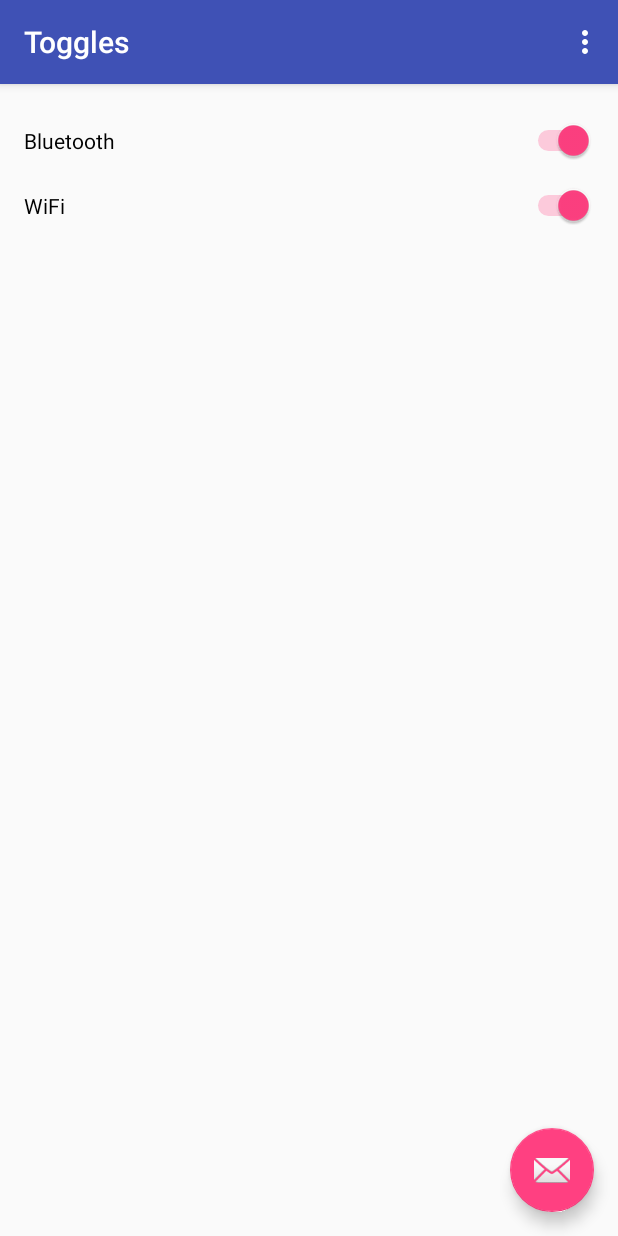
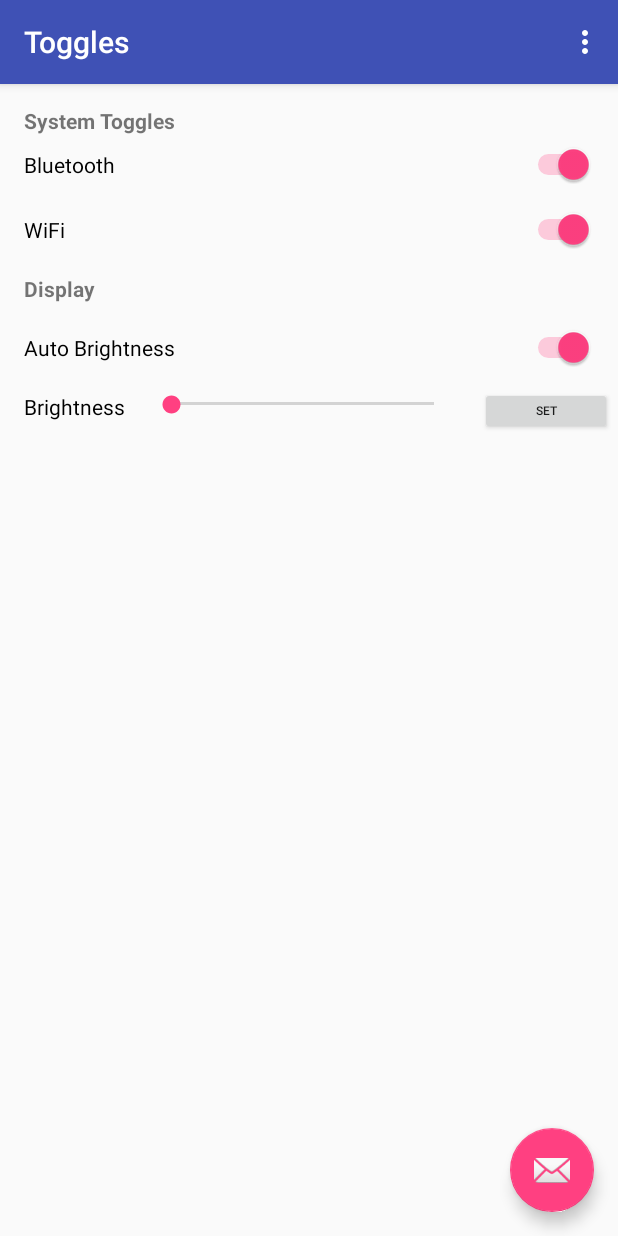
Before and after one commit to MGorelik/toggles, an Android app: the screen it shows after launch (ToggleActivity), in the options menu, after a tap on "Settings", on a phone screen of 412 x 824 dp. Run offline under Robolectric (Android 15) with nearby library versions, the phone set to English and light mode, and no system bars.

Commit message:
brightness

```diff
--- a/app/src/main/AndroidManifest.xml
+++ b/app/src/main/AndroidManifest.xml
@@ -5,6 +5,7 @@
     <uses-permission android:name="android.permission.BLUETOOTH" />
     <uses-permission android:name="android.permission.BLUETOOTH_ADMIN" />
     <uses-permission android:name="android.permission.CHANGE_WIFI_STATE" />
+    <uses-permission android:name="android.permission.WRITE_SETTINGS" />
 
     <application
         android:allowBackup="true"
--- a/app/src/main/java/com/clevernamehere/toggles/ToggleActivity.kt
+++ b/app/src/main/java/com/clevernamehere/toggles/ToggleActivity.kt
@@ -4,9 +4,12 @@ import android.Manifest
 import android.bluetooth.BluetoothAdapter
 import android.bluetooth.BluetoothManager
 import android.content.Context
+import android.content.Intent
 import android.content.pm.PackageManager
+import android.hardware.display.DisplayManager
 import android.net.wifi.WifiManager
 import android.os.Bundle
+import android.provider.Settings
 import android.support.design.widget.Snackbar
 import android.support.v4.app.ActivityCompat
 import android.support.v4.content.ContextCompat
@@ -15,12 +18,15 @@ import android.util.Log
 import android.view.Menu
 import android.view.MenuItem
 import android.view.View
+import android.widget.SeekBar
 import android.widget.Switch
 
 import kotlinx.android.synthetic.main.activity_toggle.*
 
 const val PERMISSIONS_REQUEST_BLUETOOTH = 1
 const val PERMISSIONS_REQUEST_WIFI = 2
+const val PERMISSIONS_REQUEST_SETTINGS_AUTO_BR = 3
+const val PERMISSIONS_REQUEST_SETTINGS_BR_LVL = 4
 
 class ToggleActivity : AppCompatActivity() {
 
@@ -104,11 +110,11 @@ class ToggleActivity : AppCompatActivity() {
         }
     }
 
+
     fun toggleBluetooth(view: View) {
         var bluetoothToggle = findViewById<Switch>(R.id.bluetoothToggle)
         var toggled = bluetoothToggle.isChecked()
 
-        if (toggled) {
         val permissionCheckBluetooth = ContextCompat.checkSelfPermission(this, Manifest.permission.BLUETOOTH)
         val permissionCheckAdmin = ContextCompat.checkSelfPermission(this, Manifest.permission.BLUETOOTH_ADMIN)
         // if we have permission, enable it, otherwise ask
@@ -117,30 +123,26 @@ class ToggleActivity : AppCompatActivity() {
 
             // make sure we have an adapter
             if (bluetoothAdapter != null) {
-                    bluetoothAdapter.enable()
+                if (toggled) bluetoothAdapter.enable() else bluetoothAdapter.disable()
             }
         } else {
-                Log.d("ELSE", "Hitting else, requesting perms")
             ActivityCompat.requestPermissions(this,
                     arrayOf(Manifest.permission.BLUETOOTH, Manifest.permission.BLUETOOTH_ADMIN),
                     PERMISSIONS_REQUEST_BLUETOOTH)
         }
-        }
-        return
     }
 
     fun toggleWifi(view: View) {
         var wifiToggle = findViewById<Switch>(R.id.wifiToggle)
         var toggled = wifiToggle.isChecked()
 
-        if (toggled) {
         val permissionCheck = ContextCompat.checkSelfPermission(this, Manifest.permission.CHANGE_WIFI_STATE)
 
         if (permissionCheck == PackageManager.PERMISSION_GRANTED) {
             var wifiMgr = applicationContext.getSystemService(Context.WIFI_SERVICE) as WifiManager
 
             if (wifiMgr != null) {
-                    wifiMgr.setWifiEnabled(true)
+                if (toggled) wifiMgr.setWifiEnabled(true) else wifiMgr.setWifiEnabled(false)
             }
         } else {
             ActivityCompat.requestPermissions(this,
@@ -148,5 +150,49 @@ class ToggleActivity : AppCompatActivity() {
                     PERMISSIONS_REQUEST_WIFI)
         }
     }
+
+    fun toggleAutoBrightness(view: View) {
+        var brightnessToggle = findViewById<Switch>(R.id.brightnessToggle)
+        var toggled = brightnessToggle.isChecked()
+
+        var permissionCheck = Settings.System.canWrite(applicationContext)
+
+        if (permissionCheck) {
+            // write the new value to the settings (apparently there's no manager or utility class for this)
+            Settings.System.putInt(applicationContext.contentResolver,
+                    Settings.System.SCREEN_BRIGHTNESS_MODE,
+                    if (toggled) Settings.System.SCREEN_BRIGHTNESS_MODE_AUTOMATIC else Settings.System.SCREEN_BRIGHTNESS_MODE_MANUAL)
+
+        } else {
+            intent = Intent(Settings.ACTION_MANAGE_WRITE_SETTINGS)
+            startActivityForResult(intent, PERMISSIONS_REQUEST_SETTINGS_AUTO_BR)
+
         }
     }
+
+    fun setBrightnessLevel(view: View) {
+        var brightnessLevel = findViewById<SeekBar>(R.id.brightnessSeekBar)
+        var level = brightnessLevel.progress
+
+        var permissionCheck = Settings.System.canWrite(applicationContext)
+
+        if (permissionCheck) {
+            // write the new value to the settings (apparently there's no manager or utility class for this)
+
+            // turn off auto
+            Settings.System.putInt(applicationContext.contentResolver,
+                    Settings.System.SCREEN_BRIGHTNESS_MODE,
+                    Settings.System.SCREEN_BRIGHTNESS_MODE_MANUAL)
+
+            // set the new level
+            Settings.System.putInt(applicationContext.contentResolver,
+                    Settings.System.SCREEN_BRIGHTNESS,
+                    level)
+
+        } else {
+            // send the user to settings to enable writes
+            intent = Intent(Settings.ACTION_MANAGE_WRITE_SETTINGS)
+            startActivityForResult(intent, PERMISSIONS_REQUEST_SETTINGS_BR_LVL)
+        }
+    }
+}
--- a/app/src/main/res/layout/content_toggle.xml
+++ b/app/src/main/res/layout/content_toggle.xml
@@ -14,12 +14,11 @@
         android:layout_height="0dp"
         android:layout_marginEnd="16dp"
         android:layout_marginStart="16dp"
-        android:layout_marginTop="24dp"
+        android:layout_marginTop="40dp"
         android:onClick="toggleBluetooth"
         android:text="Bluetooth"
         android:textAlignment="viewStart"
         app:layout_constraintEnd_toEndOf="parent"
-        app:layout_constraintHorizontal_bias="0.0"
         app:layout_constraintStart_toStartOf="parent"
         app:layout_constraintTop_toTopOf="parent" />
 
@@ -37,4 +36,77 @@
         app:layout_constraintHorizontal_bias="0.0"
         app:layout_constraintStart_toStartOf="parent"
         app:layout_constraintTop_toBottomOf="@+id/bluetoothToggle" />
+
+    <TextView
+        android:id="@+id/textView"
+        android:layout_width="wrap_content"
+        android:layout_height="19dp"
+        android:layout_marginBottom="8dp"
+        android:layout_marginLeft="16dp"
+        android:layout_marginTop="16dp"
+        android:text="System Toggles"
+        android:textStyle="bold"
+        app:layout_constraintBottom_toTopOf="@+id/bluetoothToggle"
+        app:layout_constraintLeft_toLeftOf="parent"
+        app:layout_constraintTop_toTopOf="parent" />
+
+    <TextView
+        android:id="@+id/textView2"
+        android:layout_width="wrap_content"
+        android:layout_height="wrap_content"
+        android:layout_marginBottom="16dp"
+        android:layout_marginLeft="16dp"
+        android:layout_marginTop="16dp"
+        android:text="Display"
+        android:textStyle="bold"
+        app:layout_constraintBottom_toTopOf="@+id/switch1"
+        app:layout_constraintLeft_toLeftOf="parent"
+        app:layout_constraintTop_toBottomOf="@+id/wifiToggle" />
+
+    <Switch
+        android:id="@+id/brightnessToggle"
+        android:layout_width="0dp"
+        android:layout_height="wrap_content"
+        android:layout_marginEnd="16dp"
+        android:layout_marginStart="16dp"
+        android:layout_marginTop="16dp"
+        android:onClick="toggleAutoBrightness"
+        android:text="Auto Brightness"
+        app:layout_constraintEnd_toEndOf="parent"
+        app:layout_constraintStart_toStartOf="parent"
+        app:layout_constraintTop_toBottomOf="@+id/textView2" />
+
+    <SeekBar
+        android:id="@+id/brightnessSeekBar"
+        android:layout_width="207dp"
+        android:layout_height="16dp"
+        android:layout_marginEnd="16dp"
+        android:layout_marginStart="16dp"
+        android:layout_marginTop="16dp"
+        android:max="100"
+        app:layout_constraintEnd_toStartOf="@+id/setBrightnessButton"
+        app:layout_constraintStart_toEndOf="@+id/textView3"
+        app:layout_constraintTop_toBottomOf="@+id/brightnessToggle" />
+
+    <TextView
+        android:id="@+id/textView3"
+        android:layout_width="0dp"
+        android:layout_height="wrap_content"
+        android:layout_marginStart="16dp"
+        android:layout_marginTop="16dp"
+        android:text="Brightness"
+        android:textColor="@android:color/black"
+        app:layout_constraintStart_toStartOf="parent"
+        app:layout_constraintTop_toBottomOf="@+id/brightnessToggle" />
+
+    <Button
+        android:id="@+id/setBrightnessButton"
+        android:layout_width="0dp"
+        android:layout_height="32dp"
+        android:layout_marginEnd="4dp"
+        android:onClick="setBrightnessLevel"
+        android:text="Set"
+        android:textSize="8sp"
+        app:layout_constraintBaseline_toBaselineOf="@+id/textView3"
+        app:layout_constraintEnd_toEndOf="parent" />
 </android.support.constraint.ConstraintLayout>
```
Lines whose indentation alone changed are shown as unchanged.
